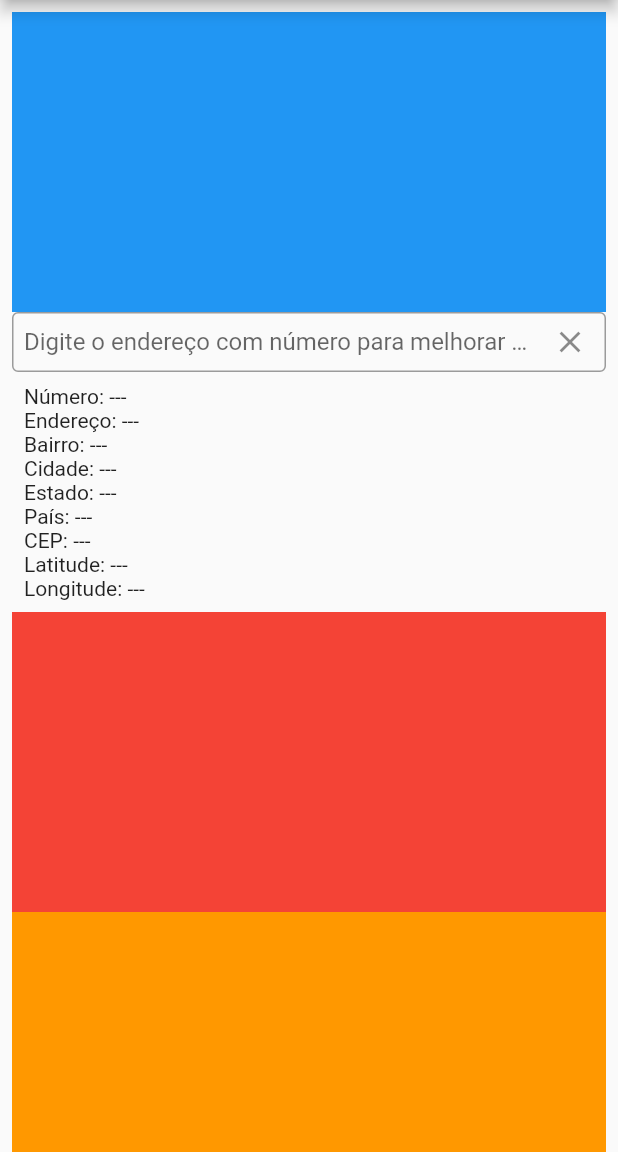
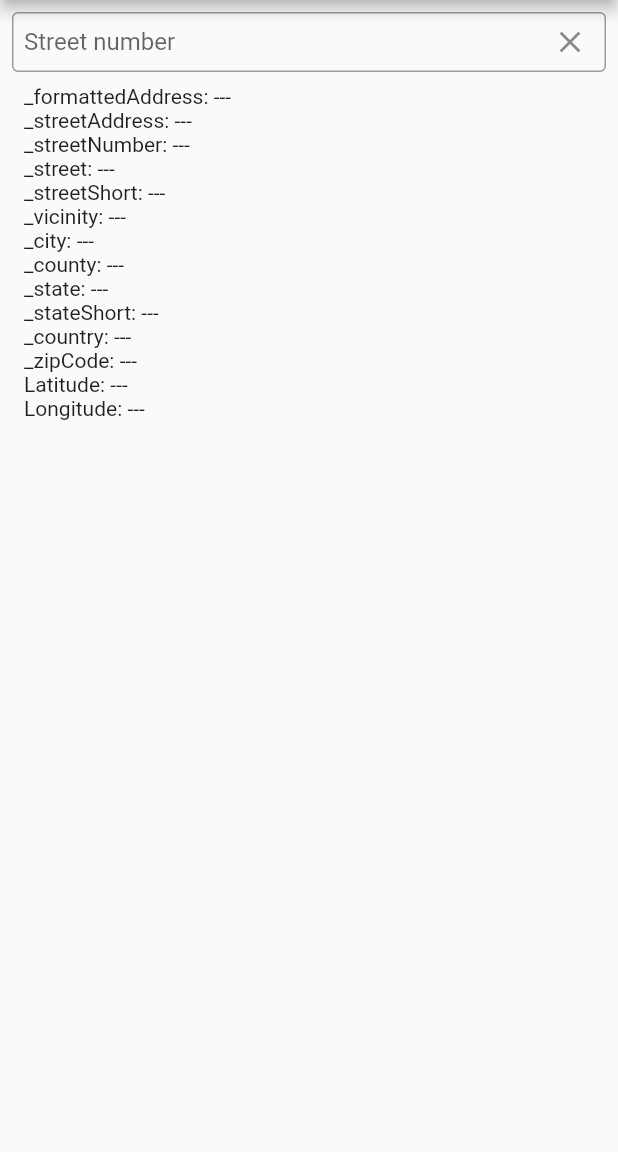
Before and after one commit to treofinancial/google_maps_places_autocomplete_widgets, a Flutter app: the screen it shows after launch, on a phone screen of 412 x 824 dp, the part 84-1236 px from its top. Run offline on Flutter 3.47's test engine with Material 2 defaults, Android fonts, the phone set to English and light mode, and no system bars.

Commit message:
added more complete support for US addresses, updated dependencies

```diff
--- a/example/lib/main.dart
+++ b/example/lib/main.dart
@@ -2,6 +2,8 @@ import 'package:flutter/material.dart';
 import 'package:maps_places_autocomplete/maps_places_autocomplete.dart';
 import 'package:maps_places_autocomplete/model/place.dart';
 import 'package:maps_places_autocomplete/model/suggestion.dart';
+
+const TIMS_ACCOUNT_GOOGLE_API_KEY = 'AIzaSyAicHujH9apXiOKnC7nyTM3eRnWq4hN4RM';
 
 void main() {
   runApp(const MyApp());
@@ -33,12 +35,15 @@ class MyHomePage extends StatefulWidget {
 }
 
 class _MyHomePageState extends State<MyHomePage> {
-
-
+  String? _formattedAddress;
+  String? _streetAddress;
   String? _streetNumber;
   String? _street;
+  String? _streetShort;
   String? _city;
+  String? _county;
   String? _state;
+  String? _stateShort;
   String? _zipCode;
   String? _vicinity;
   String? _country;
@@ -48,10 +53,15 @@ class _MyHomePageState extends State<MyHomePage> {
   // write a function to receive the place details callback
   void onSuggestionClick(Place placeDetails) {
     setState(() {
+      _formattedAddress = placeDetails.formattedAddress;
+      _streetAddress = placeDetails.streetAddress;
       _streetNumber = placeDetails.streetNumber;
       _street = placeDetails.street;
+      _streetShort = placeDetails.streetShort;
       _city = placeDetails.city;
+      _county = placeDetails.county;
       _state = placeDetails.state;
+      _stateShort = placeDetails.stateShort;
       _zipCode = placeDetails.zipCode;
       _country = placeDetails.country;
       _vicinity = placeDetails.vicinity;
@@ -75,7 +85,6 @@ class _MyHomePageState extends State<MyHomePage> {
                 crossAxisAlignment: CrossAxisAlignment.start,
                 children: <Widget>[
 
-                  Container(color: Colors.blue, height:200),
                   //
                   /******** */
                   //import the plugin
@@ -83,7 +92,7 @@ class _MyHomePageState extends State<MyHomePage> {
                   SizedBox(
                     height: 40,
                     child: MapsPlacesAutocomplete(
-                      mapsApiKey: 'YOUR KEY HERE',
+                      mapsApiKey: TIMS_ACCOUNT_GOOGLE_API_KEY,
                       onSuggestionClick: onSuggestionClick,
                       buildItem: (Suggestion suggestion, int index) {
                         return Container(
@@ -99,11 +108,11 @@ class _MyHomePageState extends State<MyHomePage> {
                         border: OutlineInputBorder(
                             borderSide: BorderSide(color: Colors.white)),
                         hintText:
-                            "Digite o endereço com número para melhorar a busca",
+                            "Street number",
                         errorText: null),
                       clearButton: const Icon(Icons.close),
-                      componentCountry: 'br',
-                      language: 'pt-Br'
+                      componentCountry: 'us',
+                      language: 'en-Us'
                     ),
                   ),
                   /******** */
@@ -117,22 +126,22 @@ class _MyHomePageState extends State<MyHomePage> {
                       mainAxisAlignment: MainAxisAlignment.start,
                       crossAxisAlignment: CrossAxisAlignment.start,
                       children: [
-                      Text('Número: ${_streetNumber ?? '---'}'),
-                      Text('Endereço: ${_street ?? '---'}'),
-                      Text('Bairro: ${_vicinity ?? '---'}'),
-                      Text('Cidade: ${_city ?? '---'}'),
-                      Text('Estado: ${_state ?? '---'}'),
-                      Text('País: ${_country ?? '---'}'),
-                      Text('CEP: ${_zipCode ?? '---'}'),
+                      Text('_formattedAddress: ${_formattedAddress?? '---'}'),
+                      Text('_streetAddress: ${_streetAddress?? '---'}'),
+                      Text('_streetNumber: ${_streetNumber ?? '---'}'),
+                      Text('_street: ${_street ?? '---'}'),
+                      Text('_streetShort: ${_streetShort ?? '---'}'),
+                      Text('_vicinity: ${_vicinity ?? '---'}'),
+                      Text('_city: ${_city ?? '---'}'),
+                      Text('_county: ${_county ?? '---'}'),
+                      Text('_state: ${_state ?? '---'}'),
+                      Text('_stateShort: ${_stateShort ?? '---'}'),
+                      Text('_country: ${_country ?? '---'}'),
+                      Text('_zipCode: ${_zipCode ?? '---'}'),
                       Text('Latitude: ${_lat ?? '---'}'),
                       Text('Longitude: ${_lng ?? '---'}'),
                     ]),
                   ),
-
-                  Container(color: Colors.red, height:200),
-                  Container(color: Colors.orange, height:200),
-                  Container(color: Colors.blue, height:200),
-
                 ],
               ),
             ),
--- a/lib/api/place_api_provider.dart
+++ b/lib/api/place_api_provider.dart
@@ -1,8 +1,43 @@
 import 'dart:convert';
+import 'package:flutter/material.dart';
 import 'package:http/http.dart';
 import 'package:maps_places_autocomplete/model/place.dart';
 import 'package:maps_places_autocomplete/model/suggestion.dart';
 
+
+
+
+  void printWrapped(String text) {
+    final pattern = new RegExp('.{1,800}'); // 800 is the size of each chunk
+    pattern.allMatches(text).forEach((match) => print(match.group(0)));
+  }
+
+  void printJson(dynamic json, { String? title }) {
+
+    if( title!=null) {
+      if(title.startsWith('VehicleModel.fromJson') ||
+              title.startsWith('CustomerModel.fromJson TYPED CONVERSION') ||
+              title.startsWith('LocationsModel TYPED CONVERSION') ||
+              //title.startsWith('') ||
+              title.startsWith('HomeServiceModel.fromJson Json decode')
+      ) {
+        debugPrint('SKIPPING PRINTING printJson() has been coded to skip this  $title');
+        return;
+      }
+    }
+
+
+    JsonEncoder encoder = new JsonEncoder.withIndent('  ');
+
+
+    // encode it to string
+    String prettyPrint = encoder.convert(json);
+
+    if(title!=null) {
+      print(title);
+    }
+    printWrapped( prettyPrint );
+  }
 class PlaceApiProvider {
   final client = Client();
 
@@ -39,6 +74,11 @@ class PlaceApiProvider {
     if (response.statusCode == 200) {
       final result = json.decode(response.body);
       if (result['status'] == 'OK') {
+
+
+printJson(result['predictions'],title:'GOOGLE MAP API RETURN VALUE result["predictions"]');
+
+
         // compose suggestions in a list
         return result['predictions']
             .map<Suggestion>((p) => Suggestion(p['place_id'], p['description']))
@@ -74,8 +114,12 @@ class PlaceApiProvider {
     if (response.statusCode == 200) {
       final result = json.decode(response.body);
       if (result['status'] == 'OK') {
+
+printJson(result['result'],title:'GOOGLE MAP API RETURN VALUE result["result"]');
+
         final components =
             result['result']['address_components'] as List<dynamic>;
+
         // build result
         final place = Place();
 
@@ -84,20 +128,28 @@ class PlaceApiProvider {
 
         components.forEach((c) {
           final List type = c['types'];
+          if (type.contains('street_address')) {
+            place.streetAddress = c['long_name'];
+          }
           if (type.contains('street_number')) {
             place.streetNumber = c['long_name'];
           }
           if (type.contains('route')) {
             place.street = c['long_name'];
+            place.streetShort = c['short_name'];
           }
-          if (type.contains('sublocality_level_1')) {
+          if (type.contains('sublocality')) { //TMM'sublocality_level_1')) {
             place.vicinity = c['long_name'];
           }
+          if (type.contains('locality')) {
+            place.city = c['long_name'];
+          }
           if (type.contains('administrative_area_level_2')) {
-            place.city = c['long_name'];
+            place.county = c['long_name'];
           }
           if (type.contains('administrative_area_level_1')) {
             place.state = c['long_name'];
+            place.stateShort = c['short_name'];
           }
           if (type.contains('country')) {
             place.country = c['long_name'];
@@ -106,6 +158,10 @@ class PlaceApiProvider {
             place.zipCode = c['long_name'];
           }
         });
+
+        place.streetAddress ??= '${place.streetNumber} ${place.streetShort}';
+        place.formattedAddress ??= '${place.streetNumber} ${place.streetShort}, ${place.city}, ${place.stateShort} ${place.zipCode}';
+
         return place;
       }
       throw Exception(result['error_message']);
--- a/lib/maps_places_autocomplete.dart
+++ b/lib/maps_places_autocomplete.dart
@@ -53,7 +53,7 @@ class MapsPlacesAutocomplete extends StatefulWidget {
       this.inputDecoration,
       this.elevation,
       this.overlayOffset = 4,
-      this.showGoogleTradeMark = true,
+      this.showGoogleTradeMark = false,
       this.componentCountry,
       this.language})
       : super(key: key);
--- a/lib/model/place.dart
+++ b/lib/model/place.dart
@@ -1,8 +1,13 @@
 class Place {
+  String? formattedAddress;
+  String? streetAddress;
   String? streetNumber;
+  String? streetShort;
   String? street;
   String? city;
+  String? county;
   String? state;
+  String? stateShort;
   String? zipCode;
   String? vicinity;
   String? country;
@@ -10,10 +15,15 @@ class Place {
   double? lng;
 
   Place({
+    this.formattedAddress,
+    this.streetAddress,
     this.streetNumber,
+    this.streetShort,
     this.street,
     this.city,
+    this.county,
     this.state,
+    this.stateShort,
     this.zipCode,
     this.vicinity,
     this.country,
@@ -23,6 +33,6 @@ class Place {
 
   @override
   String toString() {
-    return 'Place(streetNumber: $streetNumber, street: $street, city: $city, zipCode: $zipCode)';
+    return 'Place(formattedAddress:$formattedAddress streetNumber: $streetNumber, streetShort: $streetShort street: $street, city: $city, state:$state startShort:$stateShort county: $county, zipCode: $zipCode)';
   }
 }
--- a/pubspec.yaml
+++ b/pubspec.yaml
@@ -11,13 +11,13 @@ dependencies:
   flutter:
     sdk: flutter
   #autocomplete
-  uuid: ^3.0.6
-  http: ^0.13.4
+  uuid: ^4.2.1
+  http: ^1.1.0
 
 dev_dependencies:
   flutter_test:
     sdk: flutter
-  flutter_lints: ^1.0.0
+  flutter_lints: ^3.0.1
 
 # For information on the generic Dart part of this file, see the
 # following page: https://dart.dev/tools/pub/pubspec
```
Also changed, not shown: 1 other file.
